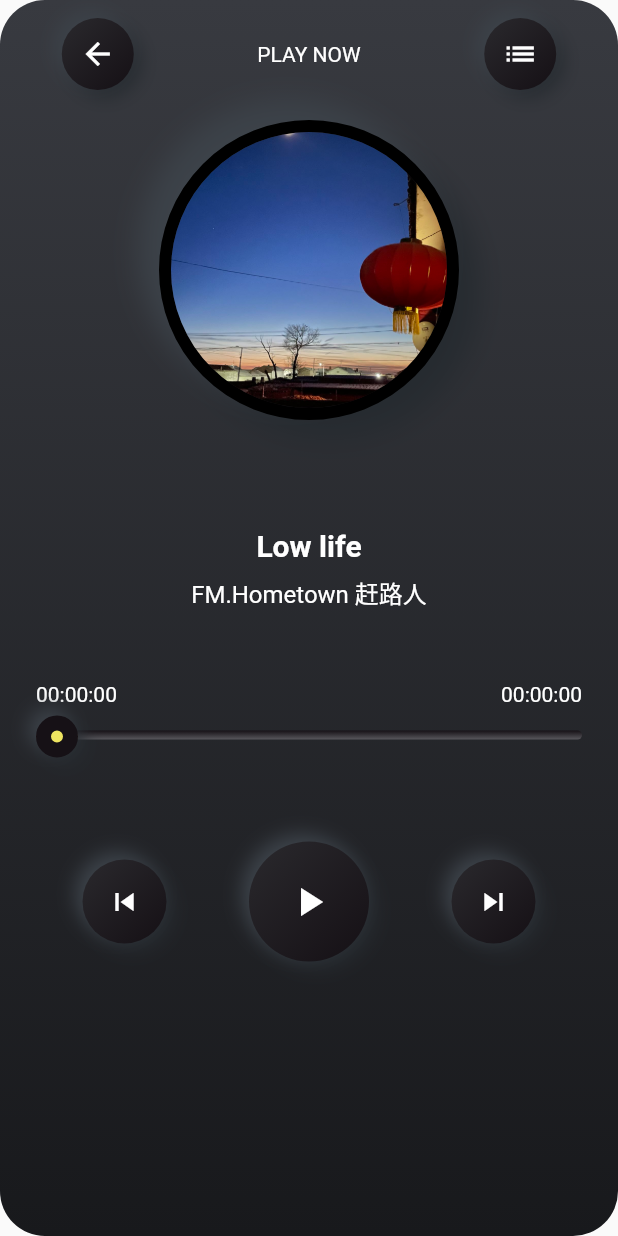
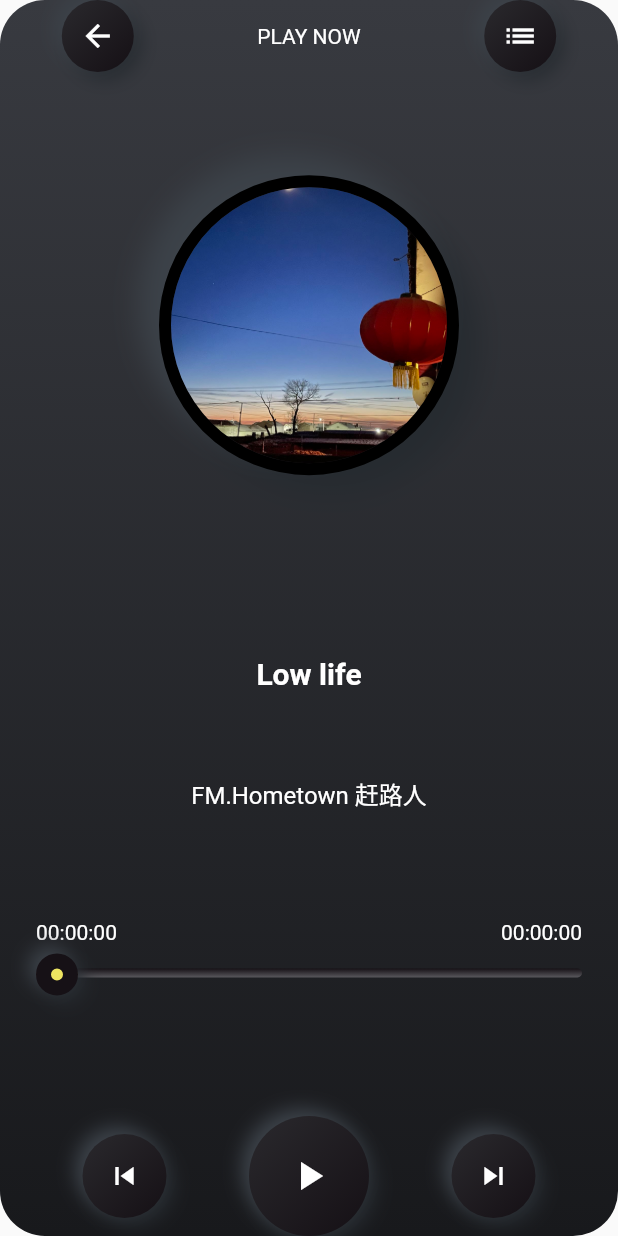
Before and after one commit to JunaYa/flutter-music-app, a Flutter app: the screen it shows after launch, on a phone screen of 412 x 824 dp. Run offline on Flutter 3.47's test engine with Material 2 defaults, Android fonts, the phone set to English and light mode, and no system bars; our stand-ins replace audioplayers, flutter_neumorphic.

Commit message:
feat: update safearea footer

```diff
--- a/lib/pages/DribbbleMusicPlayer.dart
+++ b/lib/pages/DribbbleMusicPlayer.dart
@@ -69,9 +69,8 @@ class _DribbbleMusicPlayer extends State<DribbbleMusicPlayer>{
           ),
           child: Column(
             crossAxisAlignment: CrossAxisAlignment.center,
-            mainAxisAlignment: MainAxisAlignment.start,
+            mainAxisAlignment: MainAxisAlignment.spaceBetween,
             children: [
-              const Padding(padding: EdgeInsets.all(6)),
               const HeaderBoard(),
               const Padding(padding: EdgeInsets.all(10)),
               AlbumBoard(player: player),
@@ -91,7 +90,9 @@ class _DribbbleMusicPlayer extends State<DribbbleMusicPlayer>{
                 )
               ),
               PlayerProgressBoard(player: player),
-              PlayerControlBoard(player: player, url: url),
+              SafeArea(
+                child: PlayerControlBoard(player: player, url: url),
+              )
             ],
           ),
       ),
```
Also changed, not shown: flutter_01.png (deleted).
